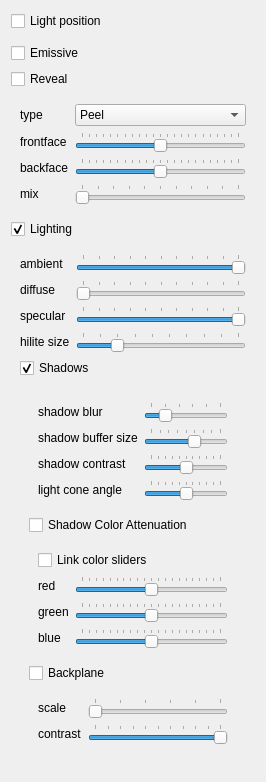
Before: the Qt Designer form src/lightingwidget.ui in antonmx/posmotri, drawn with Qt 5.
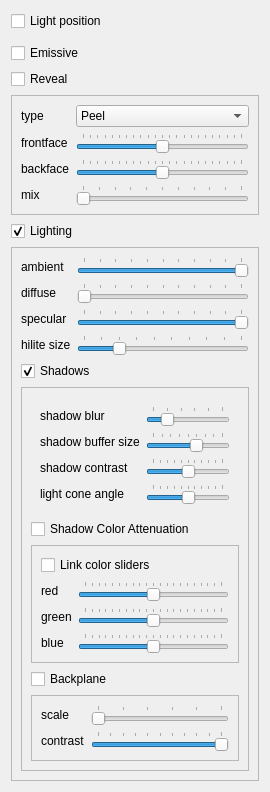
After: the same form once the commit is applied. Custom widgets are drawn as their Qt base class.

The edit to the form file:
```diff
--- a/src/lightingwidget.ui
+++ b/src/lightingwidget.ui
@@ -31,7 +31,10 @@
     </widget>
    </item>
    <item>
-    <widget class="QWidget" name="peelW" native="true">
+    <widget class="QFrame" name="peelW">
+     <property name="frameShape">
+      <enum>QFrame::StyledPanel</enum>
+     </property>
      <layout class="QGridLayout" name="gridLayout_2">
       <item row="1" column="0">
        <widget class="QLabel" name="label_12">
@@ -149,7 +152,10 @@
     </widget>
    </item>
    <item>
-    <widget class="QWidget" name="applylightingW" native="true">
+    <widget class="QFrame" name="applylightingW">
+     <property name="frameShape">
+      <enum>QFrame::StyledPanel</enum>
+     </property>
      <layout class="QGridLayout" name="gridLayout">
       <item row="0" column="1">
        <widget class="QSlider" name="ambient">
@@ -266,10 +272,13 @@
        </widget>
       </item>
       <item row="5" column="0" colspan="2">
-       <widget class="QWidget" name="applyshadowW" native="true">
+       <widget class="QFrame" name="applyshadowW">
+        <property name="frameShape">
+         <enum>QFrame::StyledPanel</enum>
+        </property>
         <layout class="QVBoxLayout" name="_2">
          <item>
-          <widget class="QWidget" name="" native="true">
+          <widget class="QWidget" name="widget" native="true">
            <layout class="QGridLayout" name="gridLayout_3">
             <item row="0" column="0">
              <widget class="QLabel" name="label_5">
@@ -386,7 +395,10 @@
           </widget>
          </item>
          <item>
-          <widget class="QWidget" name="applycoloredshadowW" native="true">
+          <widget class="QFrame" name="applycoloredshadowW">
+           <property name="frameShape">
+            <enum>QFrame::StyledPanel</enum>
+           </property>
            <layout class="QGridLayout" name="gridLayout_4">
             <item row="3" column="1">
              <widget class="QSlider" name="blue">
@@ -484,7 +496,10 @@
           </widget>
          </item>
          <item>
-          <widget class="QWidget" name="applybackplaneW" native="true">
+          <widget class="QFrame" name="applybackplaneW">
+           <property name="frameShape">
+            <enum>QFrame::StyledPanel</enum>
+           </property>
            <layout class="QGridLayout" name="gridLayout_5">
             <item row="1" column="1">
              <widget class="QSlider" name="backplanecontrast">
@@ -547,12 +562,28 @@
      </layout>
     </widget>
    </item>
+   <item>
+    <spacer name="verticalSpacer">
+     <property name="orientation">
+      <enum>Qt::Vertical</enum>
+     </property>
+     <property name="sizeType">
+      <enum>QSizePolicy::MinimumExpanding</enum>
+     </property>
+     <property name="sizeHint" stdset="0">
+      <size>
+       <width>20</width>
+       <height>0</height>
+      </size>
+     </property>
+    </spacer>
+   </item>
   </layout>
  </widget>
  <customwidgets>
   <customwidget>
    <class>DirectionVectorWidget</class>
-   <extends>QWidget</extends>
+   <extends>QFrame</extends>
    <header>directionvectorwidget.h</header>
    <container>1</container>
   </customwidget>
```
Left out of the diff: 78 changed lines with no effect on the pictures.
